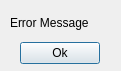
First picture: the form in giterrordialog.ui, repository AnthonyChiavelli/GitVisualizationTool, before the edit.
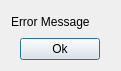
Second picture: the form after the edit.

Commit message: error dialog resizes now

What changed in the file:
```diff
--- a/giterrordialog.ui
+++ b/giterrordialog.ui
@@ -11,7 +11,7 @@
    </rect>
   </property>
   <property name="sizePolicy">
-   <sizepolicy hsizetype="Preferred" vsizetype="Preferred">
+   <sizepolicy hsizetype="Expanding" vsizetype="Preferred">
     <horstretch>0</horstretch>
     <verstretch>0</verstretch>
    </sizepolicy>
@@ -19,15 +19,8 @@
   <property name="windowTitle">
    <string>Dialog</string>
   </property>
-  <widget class="QWidget" name="">
-   <property name="geometry">
-    <rect>
-     <x>10</x>
-     <y>10</y>
-     <width>101</width>
-     <height>54</height>
-    </rect>
-   </property>
+  <layout class="QGridLayout" name="gridLayout">
+   <item row="0" column="0">
    <layout class="QVBoxLayout" name="verticalLayout">
     <property name="sizeConstraint">
      <enum>QLayout::SetMinimumSize</enum>
@@ -83,7 +76,8 @@
      </layout>
     </item>
    </layout>
-  </widget>
+   </item>
+  </layout>
  </widget>
  <resources/>
  <connections/>
```
Lines whose indentation alone changed are shown as unchanged.
